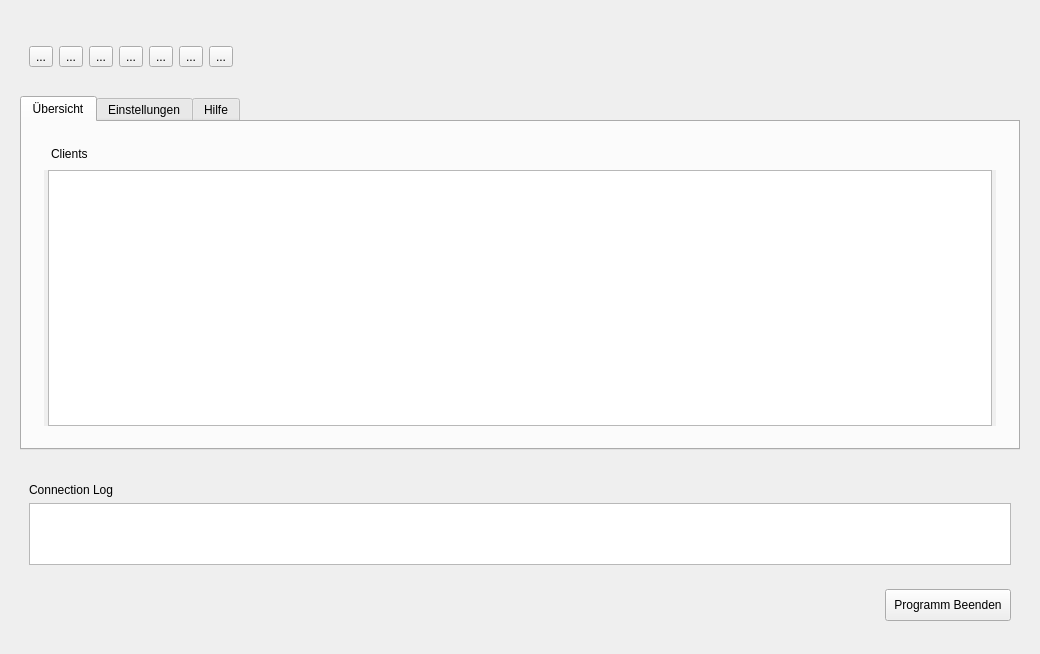
Qt form server/server.ui (valueerrorx/life-exam) before a commit.
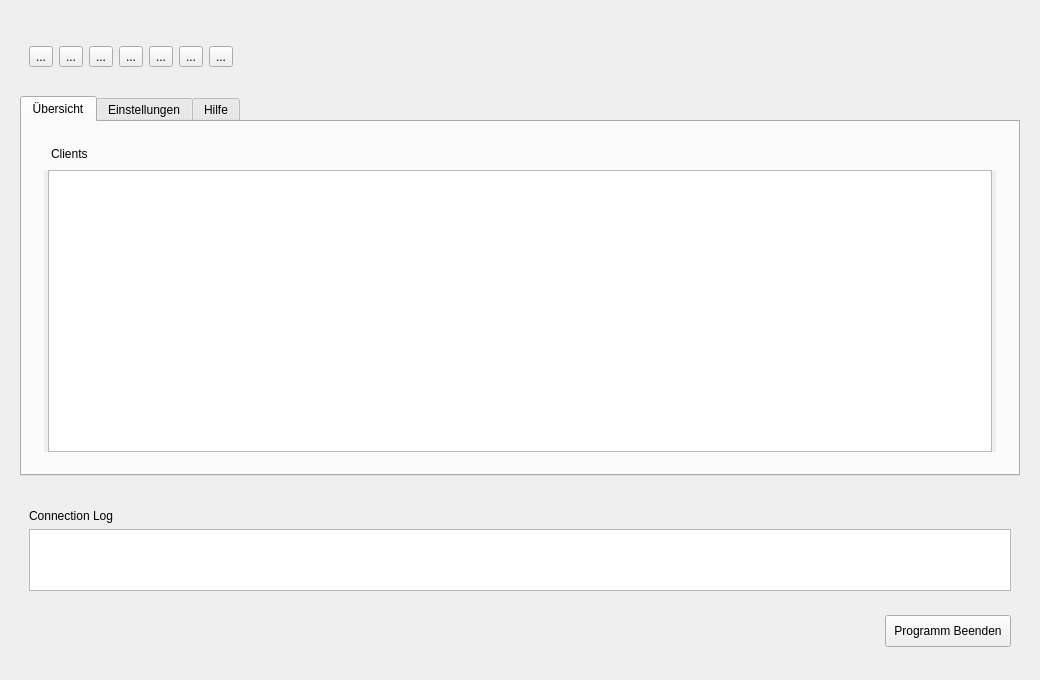
The same form after that commit. Icons and pictures are not drawn.

Commit message: fixed invisible widget bug

What changed in the file:
```diff
--- a/server/server.ui
+++ b/server/server.ui
@@ -8,7 +8,7 @@
     <x>0</x>
     <y>0</y>
     <width>1040</width>
-    <height>622</height>
+    <height>680</height>
    </rect>
   </property>
   <property name="sizePolicy">
@@ -352,6 +352,12 @@
                <property name="horizontalScrollBarPolicy">
                 <enum>Qt::ScrollBarAsNeeded</enum>
                </property>
+               <property name="sizeAdjustPolicy">
+                <enum>QAbstractScrollArea::AdjustToContents</enum>
+               </property>
+               <property name="autoScroll">
+                <bool>false</bool>
+               </property>
                <property name="showDropIndicator" stdset="0">
                 <bool>false</bool>
                </property>
@@ -361,6 +367,12 @@
                <property name="defaultDropAction">
                 <enum>Qt::IgnoreAction</enum>
                </property>
+               <property name="iconSize">
+                <size>
+                 <width>140</width>
+                 <height>140</height>
+                </size>
+               </property>
                <property name="movement">
                 <enum>QListView::Static</enum>
                </property>
@@ -370,9 +382,24 @@
                <property name="spacing">
                 <number>5</number>
                </property>
+               <property name="gridSize">
+                <size>
+                 <width>140</width>
+                 <height>140</height>
+                </size>
+               </property>
                <property name="viewMode">
                 <enum>QListView::IconMode</enum>
                </property>
+               <property name="uniformItemSizes">
+                <bool>true</bool>
+               </property>
+               <property name="wordWrap">
+                <bool>true</bool>
+               </property>
+               <property name="sortingEnabled">
+                <bool>true</bool>
+               </property>
               </widget>
              </item>
             </layout>
```
Left out of the diff: 6 changed lines with no effect on the pictures. The commit also changes 2 other files.
